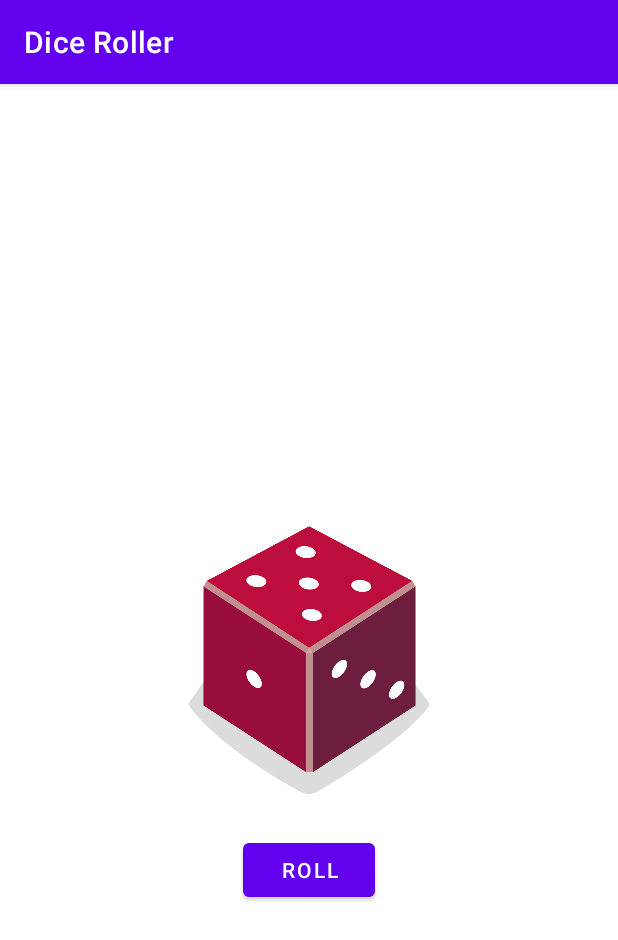
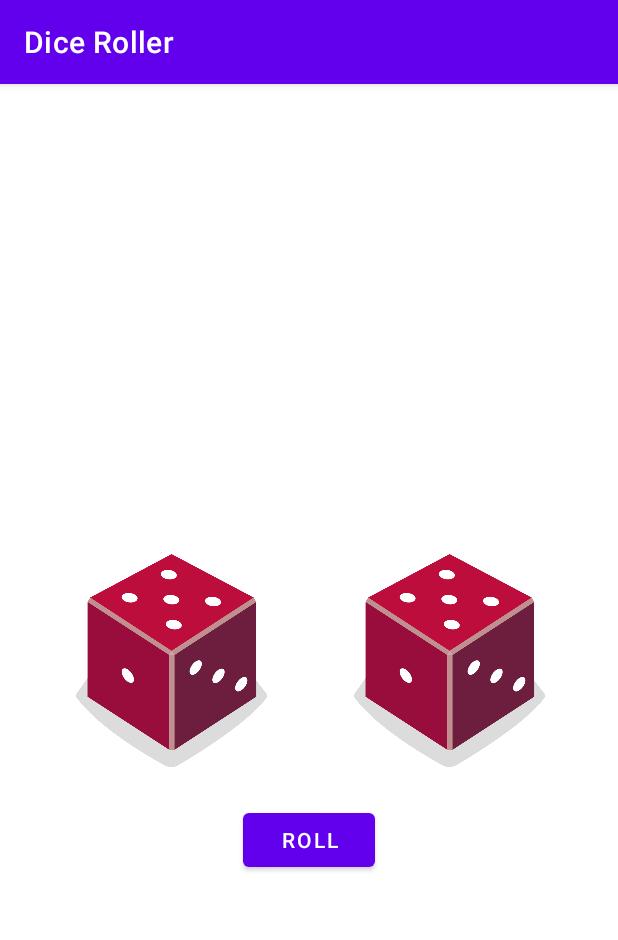
Before and after one commit to Omar-Abo/Dice, an Android app: the screen it shows after launch (MainActivity), on a phone screen of 412 x 824 dp. Shown: the top 940 px of the screen. Run offline under Robolectric (Android 15) with nearby library versions, the phone set to English and light mode, and no system bars.

Commit message:
added second die

```diff
--- a/app/src/main/java/com/example/diceroller/MainActivity.kt
+++ b/app/src/main/java/com/example/diceroller/MainActivity.kt
@@ -25,9 +25,14 @@ class MainActivity : AppCompatActivity() {
     private fun rollDice() {
         // Create new Dice object with 6 sides and roll it
         val dice = Dice(6)
+        val dice2 = Dice(6)
         val diceRoll = dice.roll()
+        val diceRoll2 = dice2.roll()
+
         val diceImage: ImageView = findViewById(R.id.imageView)
+        val diceImage2: ImageView = findViewById(R.id.imageView2)
         diceImage.contentDescription = diceRoll.toString()
+        diceImage2.contentDescription = diceRoll2.toString()
         when (diceRoll) {
             1 -> diceImage.setImageResource(R.drawable.dice_1)
             2 -> diceImage.setImageResource(R.drawable.dice_2)
@@ -35,6 +40,14 @@ class MainActivity : AppCompatActivity() {
             4 -> diceImage.setImageResource(R.drawable.dice_4)
             5 -> diceImage.setImageResource(R.drawable.dice_5)
             6 -> diceImage.setImageResource(R.drawable.dice_6)
+        }
+        when (diceRoll2) {
+            1 -> diceImage2.setImageResource(R.drawable.dice_1)
+            2 -> diceImage2.setImageResource(R.drawable.dice_2)
+            3 -> diceImage2.setImageResource(R.drawable.dice_3)
+            4 -> diceImage2.setImageResource(R.drawable.dice_4)
+            5 -> diceImage2.setImageResource(R.drawable.dice_5)
+            6 -> diceImage2.setImageResource(R.drawable.dice_6)
         }
     }
 }
--- a/app/src/main/res/layout/activity_main.xml
+++ b/app/src/main/res/layout/activity_main.xml
@@ -5,6 +5,17 @@
     android:layout_width="match_parent"
     android:layout_height="match_parent"
     tools:context=".MainActivity">
+
+    <ImageView
+        android:id="@+id/imageView2"
+        android:layout_width="127dp"
+        android:layout_height="159dp"
+        app:layout_constraintBottom_toBottomOf="parent"
+        app:layout_constraintEnd_toEndOf="parent"
+        app:layout_constraintHorizontal_bias="0.83"
+        app:layout_constraintStart_toStartOf="parent"
+        app:layout_constraintTop_toTopOf="parent"
+        tools:srcCompat="@drawable/dice_1" />
 
     <Button
         android:id="@+id/button"
@@ -18,10 +29,11 @@
 
     <ImageView
         android:id="@+id/imageView"
-        android:layout_width="160dp"
-        android:layout_height="200dp"
+        android:layout_width="127dp"
+        android:layout_height="159dp"
         app:layout_constraintBottom_toBottomOf="parent"
         app:layout_constraintEnd_toEndOf="parent"
+        app:layout_constraintHorizontal_bias="0.179"
         app:layout_constraintStart_toStartOf="parent"
         app:layout_constraintTop_toTopOf="parent"
         tools:srcCompat="@drawable/dice_1" />
```
